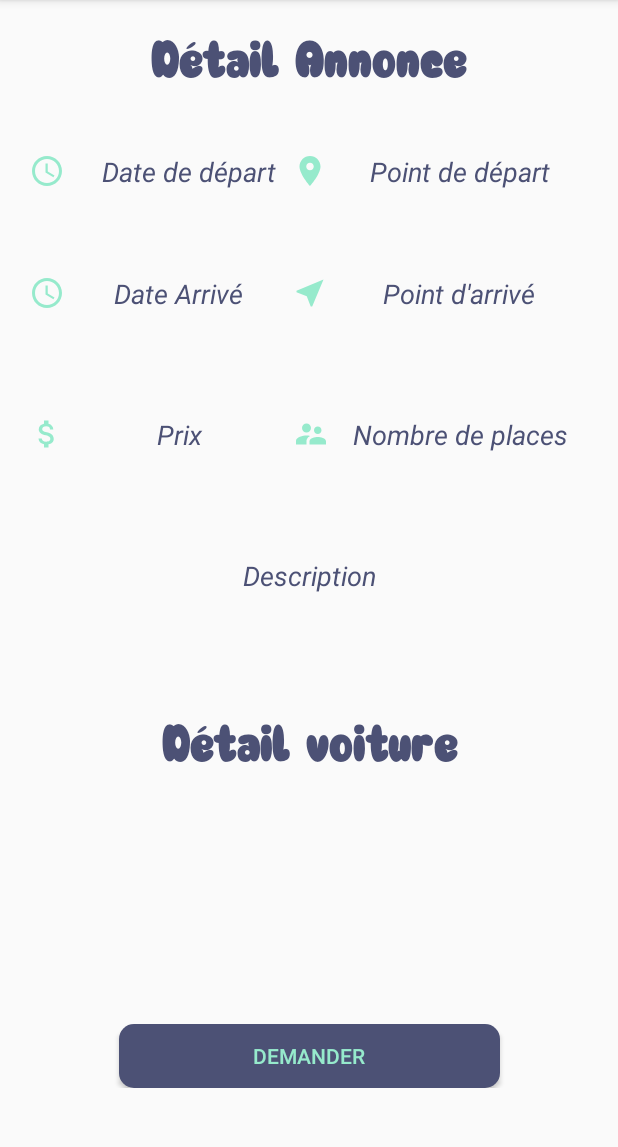
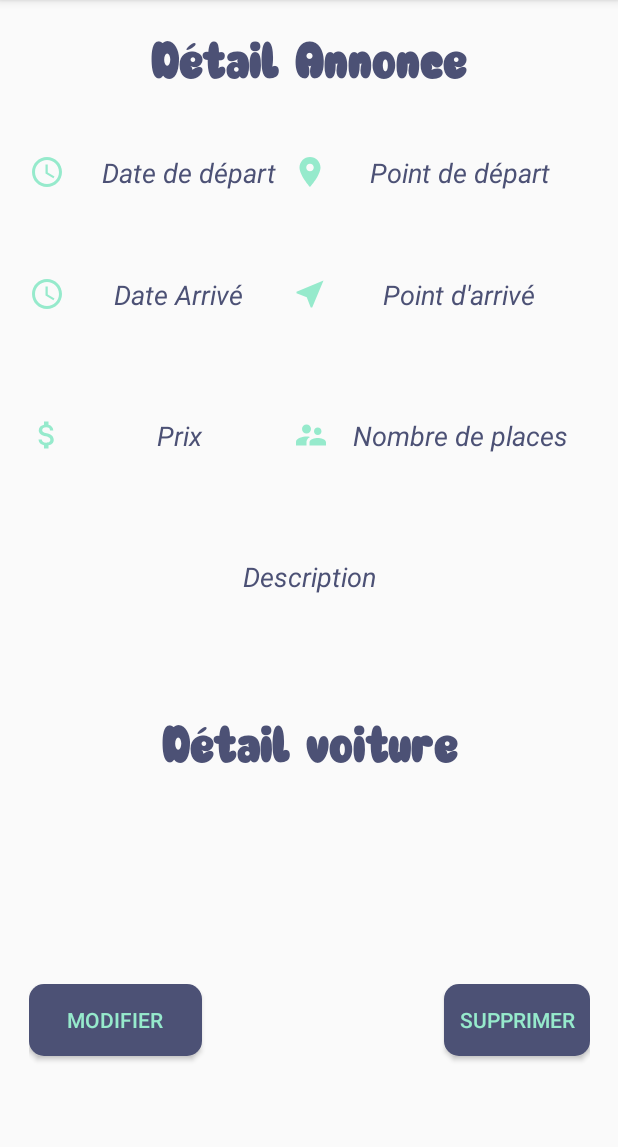
Before and after one commit to ibtissamidiaz/GetIn, an Android app: the DetailAnnonceCovoitureur screen opened directly, with no data from a screen before it, on a phone screen of 412 x 824 dp, the part 84-1231 px from its top. Run offline under Robolectric (Android 15) with nearby library versions, the phone set to English and light mode, and no system bars; 11 statements that could not run were skipped.

Commit message:
Mes annonces covoitureur et covoituré ajouté

```diff
--- a/app/src/main/java/com/example/getin/controller/covoiture/AnnonceCovoitureurAdapter.java
+++ b/app/src/main/java/com/example/getin/controller/covoiture/AnnonceCovoitureurAdapter.java
@@ -1,5 +1,6 @@
 package com.example.getin.controller.covoiture;
 
+import android.app.Activity;
 import android.content.Context;
 import android.content.Intent;
 import android.os.Bundle;
@@ -74,7 +75,7 @@ public class AnnonceCovoitureurAdapter extends BaseAdapter implements Filterable
            convertView.setTag(holder);
        }
        else {
-           holder = (ViewHolder) convertView.getTag();
+          holder = (ViewHolder) convertView.getTag();
        }
        holder.ptdepart.setText("De : "+annonceCovoitureurs.get(position).getPoint_depart());
        holder.ptarrive.setText("A : "+annonceCovoitureurs.get(position).getPoint_arrivee());
@@ -87,6 +88,9 @@ public class AnnonceCovoitureurAdapter extends BaseAdapter implements Filterable
            public void onClick(View v) {
                    //pour voir plus de details
                Intent i=new Intent(mContext,DetailAnnonceCovoitureur.class);
+               Intent intent=((Activity) mContext).getIntent();
+               String s=intent.getStringExtra("action");
+               i.putExtra("action",s);
                Bundle b = new Bundle();
                b.putSerializable("annonce",annonceCovoitureurs.get(position));
                i.putExtras(b);
--- a/app/src/main/java/com/example/getin/controller/covoiture/DetailAnnonceCovoitureur.java
+++ b/app/src/main/java/com/example/getin/controller/covoiture/DetailAnnonceCovoitureur.java
@@ -20,6 +20,7 @@ import com.example.getin.model.AnnonceCovoitureur;
 public class DetailAnnonceCovoitureur extends AppCompatActivity {
     TextView hrDepart,hrArrive,ptDepart,ptArrive,placeDispo,prix,description,nomVoiture,immatricule,nbPlaces;
     Button demmander;
+    Button modifier,supprimer;
     @Override
     protected void onCreate(Bundle savedInstanceState) {
         super.onCreate(savedInstanceState);
@@ -39,6 +40,8 @@ public class DetailAnnonceCovoitureur extends AppCompatActivity {
         immatricule=findViewById(R.id.detail_matV_covoitureur);
         nbPlaces=findViewById(R.id.detail_nbPlace_covoitureur);
         demmander=findViewById(R.id.demandeCovoiture);
+        modifier=findViewById(R.id.modifierAnnonceCovoitureur);
+        supprimer=findViewById(R.id.SupprimerCovoitureur);
 
         //remplir les champs
 
@@ -56,7 +59,6 @@ public class DetailAnnonceCovoitureur extends AppCompatActivity {
         immatricule.setText(an.getVoiture().getNum_immatriculation());
         nbPlaces.setText(an.getVoiture().getNbr_places() +" places");
 
-
         //Action sur la demande
         demmander.setOnClickListener(new View.OnClickListener() {
             @Override
@@ -64,7 +66,35 @@ public class DetailAnnonceCovoitureur extends AppCompatActivity {
                 //ici le code du demande de covoiturage
             }
         });
+
+        String action=this.getIntent().getStringExtra("action");
+        if (action != null) {
+            if (action.equals("consultation")) {
+                modifier.setVisibility(View.INVISIBLE);
+                supprimer.setVisibility(View.INVISIBLE);
+            }
+        }
+        else{
+            demmander.setVisibility(View.INVISIBLE);
+
+        }
+
+
+        modifier.setOnClickListener(new View.OnClickListener() {
+            @Override
+            public void onClick(View v) {
+                //modification annonce covoitureur
+            }
+        });
+
+        supprimer.setOnClickListener(new View.OnClickListener() {
+            @Override
+            public void onClick(View v) {
+                //suppression annonce covoitureur
+            }
+        });
     }
+
 
     // le menu
     @Override
--- a/app/src/main/java/com/example/getin/controller/covoitureur/AnnonceCovoitureAdapter.java
+++ b/app/src/main/java/com/example/getin/controller/covoitureur/AnnonceCovoitureAdapter.java
@@ -1,5 +1,6 @@
 package com.example.getin.controller.covoitureur;
 
+import android.app.Activity;
 import android.content.Context;
 import android.content.Intent;
 import android.os.Bundle;
@@ -87,6 +88,9 @@ public class AnnonceCovoitureAdapter extends BaseAdapter implements Filterable {
             public void onClick(View v) {
                 //pour voir plus de details
                 Intent i=new Intent(mContext, DetailAnnonceCovoiture.class);
+                Intent intent=((Activity) mContext).getIntent();
+                String s=intent.getStringExtra("action");
+                i.putExtra("action",s);
                 Bundle b = new Bundle();
                 b.putSerializable("annonce", annonceCovoitures.get(position));
                 i.putExtras(b);
--- a/app/src/main/res/layout-v21/activity_detail_annonce_covoitureur.xml
+++ b/app/src/main/res/layout-v21/activity_detail_annonce_covoitureur.xml
@@ -1,10 +1,14 @@
 <?xml version="1.0" encoding="utf-8"?>
-
-<androidx.constraintlayout.widget.ConstraintLayout xmlns:android="http://schemas.android.com/apk/res/android"
+<ScrollView
+    android:layout_height="fill_parent"
+    xmlns:android="http://schemas.android.com/apk/res/android"
+    android:layout_width="fill_parent"
+    android:fillViewport="true">
+<androidx.constraintlayout.widget.ConstraintLayout
     xmlns:app="http://schemas.android.com/apk/res-auto"
     xmlns:tools="http://schemas.android.com/tools"
     android:layout_width="match_parent"
-    android:layout_height="match_parent"
+    android:layout_height="wrap_content"
     android:backgroundTint="#e1e8ec"
     tools:context=".controller.covoiture.DetailAnnonceCovoitureur">
 
@@ -12,7 +16,7 @@
         android:id="@+id/title_detail"
         android:layout_width="match_parent"
         android:layout_height="wrap_content"
-        android:layout_margin="16dp"
+        android:layout_marginTop="16dp"
         android:fontFamily="@font/rainball_font"
         android:gravity="center"
         android:text="@string/detail_covoitureur"
@@ -28,8 +32,6 @@
         android:layout_width="374dp"
         android:layout_height="623dp"
         android:orientation="vertical"
-        android:layout_margin="200dp"
-        android:layout_marginTop="40dp"
         app:layout_constraintBottom_toBottomOf="parent"
         app:layout_constraintEnd_toEndOf="parent"
         app:layout_constraintStart_toStartOf="parent"
@@ -266,18 +268,52 @@
                 android:gravity="center"
                 />
 
+            <LinearLayout
+                android:layout_width="match_parent"
+                android:layout_height="wrap_content"
+                android:layout_weight="1"
+                android:orientation="horizontal">
+
+                <Button
+                    android:id="@+id/modifierAnnonceCovoitureur"
+                    android:layout_width="106dp"
+                    android:layout_height="wrap_content"
+                    android:layout_marginEnd="12dp"
+                    android:layout_weight="1"
+                    android:background="@drawable/annonce_item_style"
+                    android:backgroundTint="@color/colorPrimary"
+                    android:gravity="center"
+                    android:text="@string/modifier"
+                    android:textColor="@color/colorAccent" />
+
                 <Button
                     android:id="@+id/demandeCovoiture"
-                android:layout_width="254dp"
-                android:layout_height="11dp"
+                    android:layout_width="128dp"
+                    android:layout_height="wrap_content"
+                    android:layout_marginEnd="12dp"
                     android:layout_weight="1"
                     android:background="@drawable/annonce_item_style"
                     android:backgroundTint="@color/colorPrimary"
                     android:gravity="center"
                     android:text="@string/Demander"
                     android:textColor="@color/colorAccent" />
+
+                <Button
+                    android:id="@+id/SupprimerCovoitureur"
+                    android:layout_width="wrap_content"
+                    android:layout_height="wrap_content"
+                    android:layout_weight="1"
+                    android:text="@string/Supprimer"
+                    android:background="@drawable/annonce_item_style"
+                    android:backgroundTint="@color/colorPrimary"
+                    android:textColor="@color/colorAccent"
+                    android:gravity="center"/>
+
+            </LinearLayout>
+
         </LinearLayout>
     </LinearLayout>
 
 
 </androidx.constraintlayout.widget.ConstraintLayout>
+</ScrollView>
--- a/app/src/main/res/layout/activity_mes_demmandes_covoiture.xml
+++ b/app/src/main/res/layout/activity_mes_demmandes_covoiture.xml
@@ -1,4 +1,9 @@
 <?xml version="1.0" encoding="utf-8"?>
+<ScrollView
+    android:layout_height="fill_parent"
+    xmlns:android="http://schemas.android.com/apk/res/android"
+    android:layout_width="fill_parent"
+    android:fillViewport="true">
 <androidx.constraintlayout.widget.ConstraintLayout xmlns:android="http://schemas.android.com/apk/res/android"
     xmlns:app="http://schemas.android.com/apk/res-auto"
     xmlns:tools="http://schemas.android.com/tools"
@@ -45,3 +50,4 @@
         app:layout_constraintGuide_begin="20dp" />
 
 </androidx.constraintlayout.widget.ConstraintLayout>
+</ScrollView>
--- a/app/src/main/res/values/dimens.xml
+++ b/app/src/main/res/values/dimens.xml
@@ -1,9 +1,9 @@
 <resources>
     <!-- Default screen margins, per the Android Design guidelines. -->
-    <dimen name="activity_horizontal_margin">10dp</dimen>
+    <dimen name="activity_horizontal_margin">10sp</dimen>
     <dimen name="activity_vertical_margin">4dp</dimen>
     <dimen name="nav_header_vertical_spacing">8dp</dimen>
     <dimen name="nav_header_height">176dp</dimen>
     <dimen name="fab_margin">16dp</dimen>
-    <dimen name="text_dim_detail">18dp</dimen>
+    <dimen name="text_dim_detail">18sp</dimen>
 </resources>
--- a/app/src/main/res/values/strings.xml
+++ b/app/src/main/res/values/strings.xml
@@ -32,4 +32,8 @@
     <string name="detail_voiture">Détail voiture</string>
     <string name="Demander">Demander</string>
     <string name="monprofil">Mon Profil</string>
+    <string name="modifier">Modifier</string>
+    <string name="Supprimer">Supprimer</string>
+    <string name="mes_annonces_covoiture">Mes annonces covoituré</string>
+    <string name="mes_annonces_covoitureur">Mes annonces covoitureur</string>
 </resources>
```
Also changed, not shown: app/src/main/java/com/example/getin/controller/ChooseAct.java (+6 -2 lines), app/src/main/java/com/example/getin/controller/covoiture/MesAnnoncesCovoiture.java (+42 -2 lines), app/src/main/java/com/example/getin/controller/covoitureur/DetailAnnonceCovoiture.java (+24 -0 lines), app/src/main/java/com/example/getin/controller/covoitureur/MesAnnoncesCovoitureur.java (+52 -0 lines), app/src/main/res/layout/activity_consulter_covoiture.xml (+7 -0 lines), app/src/main/res/layout/activity_consulter_covoitureur.xml (+8 -1 lines), app/src/main/res/layout/activity_detail_annonce_covoiture.xml (+36 -2 lines), app/src/main/res/layout/activity_mes_annonces_covoiture.xml (+30 -11 lines), app/src/main/res/layout/activity_mes_annonces_covoitureur.xml (+31 -2 lines). Lines whose indentation alone changed are shown as unchanged.
